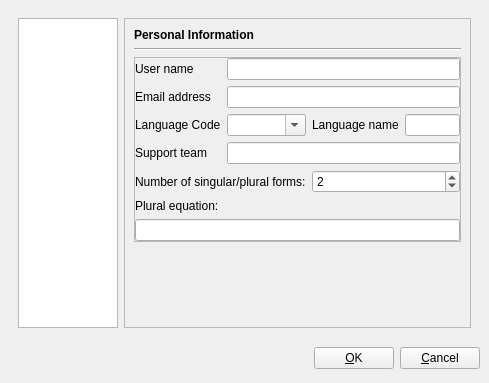
This is pootling/ui/Preference.ui in cc-archive/pootle as Qt 5 draws it before an edit. The edited form follows.
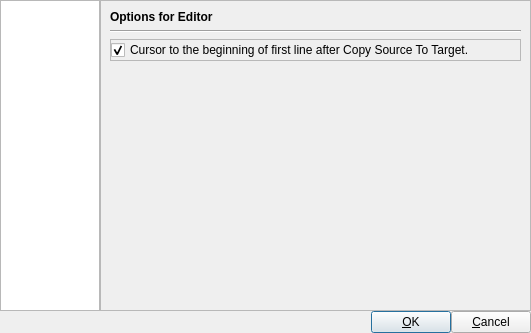
This is the edited form. The open tabs and pages were chosen to show the change.

Commit message: Add option for bringing cursor to the beginning of the first line

```diff
--- a/pootling/ui/Preference.ui
+++ b/pootling/ui/Preference.ui
@@ -5,7 +5,7 @@
    <rect>
     <x>0</x>
     <y>0</y>
-    <width>483</width>
+    <width>531</width>
     <height>333</height>
    </rect>
   </property>
@@ -22,11 +22,46 @@
   </property>
   <layout class="QGridLayout" >
    <property name="margin" >
-    <number>9</number>
+    <number>0</number>
    </property>
    <property name="spacing" >
-    <number>6</number>
+    <number>0</number>
    </property>
+   <item row="1" column="0" >
+    <spacer>
+     <property name="orientation" >
+      <enum>Qt::Horizontal</enum>
+     </property>
+     <property name="sizeHint" >
+      <size>
+       <width>40</width>
+       <height>20</height>
+      </size>
+     </property>
+    </spacer>
+   </item>
+   <item row="1" column="1" >
+    <widget class="QPushButton" name="okButton" >
+     <property name="sizePolicy" >
+      <sizepolicy>
+       <hsizetype>1</hsizetype>
+       <vsizetype>0</vsizetype>
+       <horstretch>0</horstretch>
+       <verstretch>0</verstretch>
+      </sizepolicy>
+     </property>
+     <property name="text" >
+      <string>&amp;OK</string>
+     </property>
+    </widget>
+   </item>
+   <item row="1" column="2" >
+    <widget class="QPushButton" name="cancelButton" >
+     <property name="text" >
+      <string>&amp;Cancel</string>
+     </property>
+    </widget>
+   </item>
    <item row="0" column="0" colspan="3" >
     <widget class="QFrame" name="frame" >
      <property name="frameShape" >
@@ -37,10 +72,10 @@
      </property>
      <layout class="QGridLayout" >
       <property name="margin" >
-       <number>9</number>
+       <number>0</number>
       </property>
       <property name="spacing" >
-       <number>6</number>
+       <number>0</number>
       </property>
       <item row="0" column="1" >
        <widget class="QStackedWidget" name="stackedWidget" >
@@ -1116,6 +1151,96 @@
           </item>
          </layout>
         </widget>
+        <widget class="QWidget" name="page" >
+         <layout class="QGridLayout" >
+          <property name="margin" >
+           <number>9</number>
+          </property>
+          <property name="spacing" >
+           <number>6</number>
+          </property>
+          <item row="3" column="0" >
+           <spacer>
+            <property name="orientation" >
+             <enum>Qt::Vertical</enum>
+            </property>
+            <property name="sizeHint" >
+             <size>
+              <width>20</width>
+              <height>40</height>
+             </size>
+            </property>
+           </spacer>
+          </item>
+          <item row="2" column="0" >
+           <widget class="QFrame" name="frame_7" >
+            <property name="frameShape" >
+             <enum>QFrame::StyledPanel</enum>
+            </property>
+            <property name="frameShadow" >
+             <enum>QFrame::Raised</enum>
+            </property>
+            <layout class="QGridLayout" >
+             <property name="margin" >
+              <number>0</number>
+             </property>
+             <property name="spacing" >
+              <number>6</number>
+             </property>
+             <item row="0" column="0" >
+              <widget class="QCheckBox" name="chkCursorHome" >
+               <property name="sizePolicy" >
+                <sizepolicy>
+                 <hsizetype>7</hsizetype>
+                 <vsizetype>0</vsizetype>
+                 <horstretch>0</horstretch>
+                 <verstretch>0</verstretch>
+                </sizepolicy>
+               </property>
+               <property name="whatsThis" >
+                <string>&lt;h3>Update header on save&lt;/h3>Check this opton to automatically have your header updated while saving. The information will be querried from Personalize tab. </string>
+               </property>
+               <property name="text" >
+                <string>Cursor to the beginning of first line after Copy Source To Target.</string>
+               </property>
+               <property name="checked" >
+                <bool>true</bool>
+               </property>
+              </widget>
+             </item>
+            </layout>
+           </widget>
+          </item>
+          <item row="1" column="0" >
+           <widget class="Line" name="line_6" >
+            <property name="orientation" >
+             <enum>Qt::Horizontal</enum>
+            </property>
+           </widget>
+          </item>
+          <item row="0" column="0" >
+           <widget class="QLabel" name="label_8" >
+            <property name="sizePolicy" >
+             <sizepolicy>
+              <hsizetype>7</hsizetype>
+              <vsizetype>5</vsizetype>
+              <horstretch>0</horstretch>
+              <verstretch>0</verstretch>
+             </sizepolicy>
+            </property>
+            <property name="font" >
+             <font>
+              <weight>75</weight>
+              <bold>true</bold>
+             </font>
+            </property>
+            <property name="text" >
+             <string>Options for Editor</string>
+            </property>
+           </widget>
+          </item>
+         </layout>
+        </widget>
        </widget>
       </item>
       <item row="0" column="0" >
@@ -1154,41 +1279,6 @@
      </layout>
     </widget>
    </item>
-   <item row="1" column="2" >
-    <widget class="QPushButton" name="cancelButton" >
-     <property name="text" >
-      <string>&amp;Cancel</string>
-     </property>
-    </widget>
-   </item>
-   <item row="1" column="1" >
-    <widget class="QPushButton" name="okButton" >
-     <property name="sizePolicy" >
-      <sizepolicy>
-       <hsizetype>1</hsizetype>
-       <vsizetype>0</vsizetype>
-       <horstretch>0</horstretch>
-       <verstretch>0</verstretch>
-      </sizepolicy>
-     </property>
-     <property name="text" >
-      <string>&amp;OK</string>
-     </property>
-    </widget>
-   </item>
-   <item row="1" column="0" >
-    <spacer>
-     <property name="orientation" >
-      <enum>Qt::Horizontal</enum>
-     </property>
-     <property name="sizeHint" >
-      <size>
-       <width>321</width>
-       <height>31</height>
-      </size>
-     </property>
-    </spacer>
-   </item>
   </layout>
  </widget>
  <tabstops>
```
The commit also changes 1 other file.
